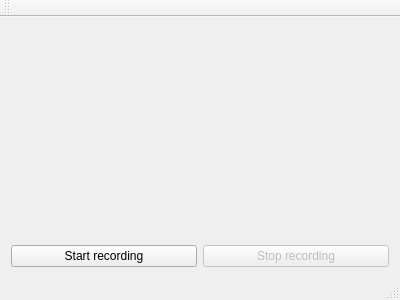
Old version of the form tvmainwindow.ui in the repository Drograr/time-video-project.
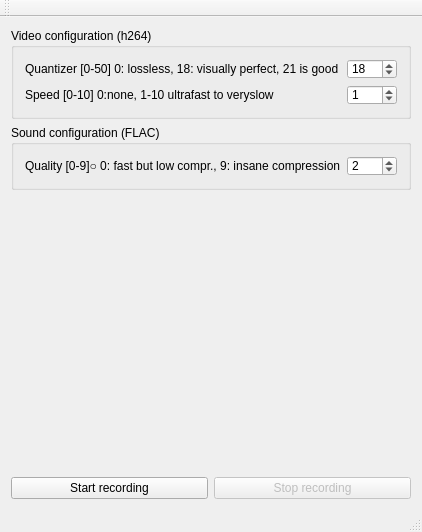
New version of the form.

Commit message: Possibility to modify some audio/video encoding parameters, do not put them to high as this can crash the machine

Diff of the .ui file:
```diff
--- a/tvmainwindow.ui
+++ b/tvmainwindow.ui
@@ -6,8 +6,8 @@
    <rect>
     <x>0</x>
     <y>0</y>
-    <width>400</width>
-    <height>300</height>
+    <width>385</width>
+    <height>532</height>
    </rect>
   </property>
   <property name="windowTitle">
@@ -15,6 +15,131 @@
   </property>
   <widget class="QWidget" name="centralWidget">
    <layout class="QVBoxLayout" name="verticalLayout">
+    <property name="sizeConstraint">
+     <enum>QLayout::SetMinimumSize</enum>
+    </property>
+    <item>
+     <widget class="QGroupBox" name="videoBox">
+      <property name="title">
+       <string>Video configuration (h264)</string>
+      </property>
+      <layout class="QVBoxLayout" name="verticalLayout_2">
+       <property name="sizeConstraint">
+        <enum>QLayout::SetMinAndMaxSize</enum>
+       </property>
+       <item>
+        <layout class="QHBoxLayout" name="horizontalLayout_2">
+         <item>
+          <widget class="QLabel" name="label">
+           <property name="text">
+            <string>Quantizer [0-50] 0: lossless, 18: visually perfect, 21 is good</string>
+           </property>
+          </widget>
+         </item>
+         <item>
+          <widget class="QSpinBox" name="videoQuantizerSpinBox">
+           <property name="minimumSize">
+            <size>
+             <width>50</width>
+             <height>0</height>
+            </size>
+           </property>
+           <property name="maximumSize">
+            <size>
+             <width>50</width>
+             <height>20</height>
+            </size>
+           </property>
+           <property name="maximum">
+            <number>50</number>
+           </property>
+           <property name="value">
+            <number>18</number>
+           </property>
+          </widget>
+         </item>
+        </layout>
+       </item>
+       <item>
+        <layout class="QHBoxLayout" name="horizontalLayout_3">
+         <item>
+          <widget class="QLabel" name="label_2">
+           <property name="text">
+            <string>Speed [0-10] 0:none, 1-10 ultrafast to veryslow</string>
+           </property>
+          </widget>
+         </item>
+         <item>
+          <widget class="QSpinBox" name="videoSpeedSpinBox">
+           <property name="minimumSize">
+            <size>
+             <width>50</width>
+             <height>0</height>
+            </size>
+           </property>
+           <property name="maximumSize">
+            <size>
+             <width>50</width>
+             <height>20</height>
+            </size>
+           </property>
+           <property name="maximum">
+            <number>10</number>
+           </property>
+           <property name="value">
+            <number>1</number>
+           </property>
+          </widget>
+         </item>
+        </layout>
+       </item>
+      </layout>
+     </widget>
+    </item>
+    <item>
+     <widget class="QGroupBox" name="soundBox">
+      <property name="title">
+       <string>Sound configuration (FLAC)</string>
+      </property>
+      <layout class="QHBoxLayout" name="horizontalLayout_4">
+       <property name="sizeConstraint">
+        <enum>QLayout::SetMinAndMaxSize</enum>
+       </property>
+       <item>
+        <widget class="QLabel" name="label_3">
+         <property name="enabled">
+          <bool>true</bool>
+         </property>
+         <property name="text">
+          <string>Quality [0-9]○ 0: fast but low compr., 9: insane compression</string>
+         </property>
+        </widget>
+       </item>
+       <item>
+        <widget class="QSpinBox" name="audioQualitySpinBox">
+         <property name="minimumSize">
+          <size>
+           <width>50</width>
+           <height>0</height>
+          </size>
+         </property>
+         <property name="maximumSize">
+          <size>
+           <width>50</width>
+           <height>20</height>
+          </size>
+         </property>
+         <property name="maximum">
+          <number>9</number>
+         </property>
+         <property name="value">
+          <number>2</number>
+         </property>
+        </widget>
+       </item>
+      </layout>
+     </widget>
+    </item>
     <item>
      <widget class="QWidget" name="videoWidget" native="true">
       <property name="minimumSize">
```
Left out of the diff: 4 changed lines with no effect on the pictures. The commit also changes 4 other files.
